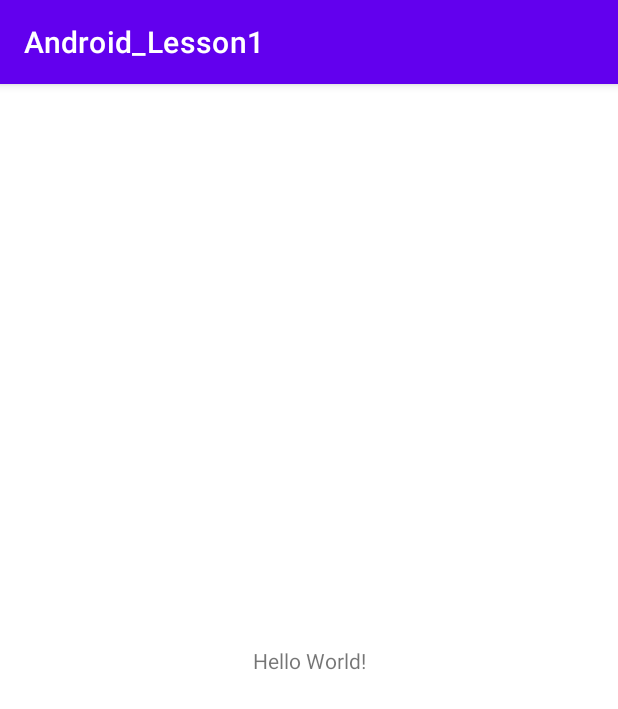
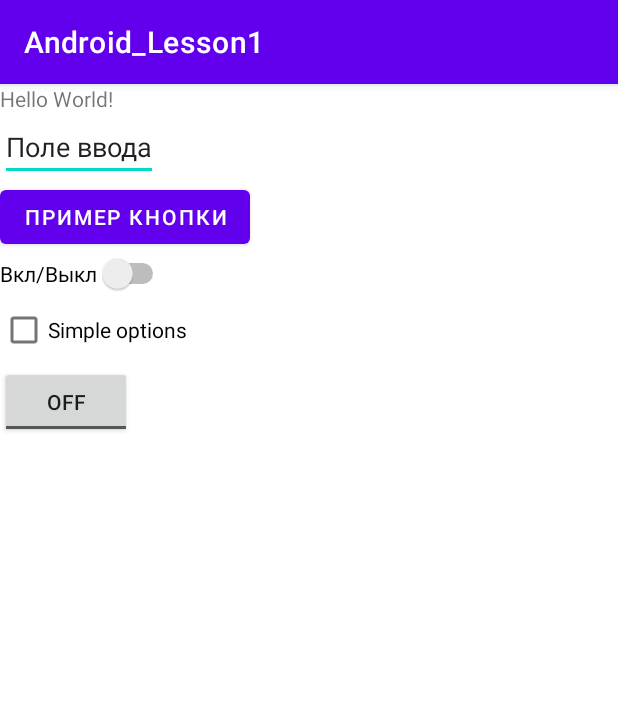
Before and after one commit to sdltsky/Android_Lesson1, an Android app: the screen it shows after launch (MainActivity), on a phone screen of 412 x 824 dp. Shown: the top 709 px of the screen. Run offline under Robolectric (Android 15) with nearby library versions, the phone set to English and light mode, and no system bars.

Commit message:
Добавил пользовательские элементы

```diff
--- a/app/src/main/res/layout/activity_main.xml
+++ b/app/src/main/res/layout/activity_main.xml
@@ -1,10 +1,11 @@
 <?xml version="1.0" encoding="utf-8"?>
-<androidx.constraintlayout.widget.ConstraintLayout
+<LinearLayout
     xmlns:android="http://schemas.android.com/apk/res/android"
     xmlns:tools="http://schemas.android.com/tools"
     xmlns:app="http://schemas.android.com/apk/res-auto"
     android:layout_width="match_parent"
     android:layout_height="match_parent"
+    android:orientation="vertical"
     tools:context=".MainActivity">
     <TextView
       android:layout_width="wrap_content"
@@ -15,4 +16,32 @@
       app:layout_constraintRight_toRightOf="parent"
       app:layout_constraintTop_toTopOf="parent" />
 
-  </androidx.constraintlayout.widget.ConstraintLayout>
+    <EditText
+        android:layout_width="wrap_content"
+        android:layout_height="wrap_content"
+        android:text="Поле ввода"/>
+
+    <Button
+        android:layout_width="wrap_content"
+        android:layout_height="wrap_content"
+        android:text="Пример кнопки" />
+
+    <Switch
+        android:layout_width="wrap_content"
+        android:layout_height="wrap_content"
+        android:text="Вкл/Выкл"/>
+
+    <CheckBox
+        android:layout_width="wrap_content"
+        android:layout_height="wrap_content"
+        android:text="Simple options"/>
+
+    <ToggleButton
+        android:layout_width="wrap_content"
+        android:layout_height="wrap_content" />
+
+
+
+
+
+  </LinearLayout>
```
